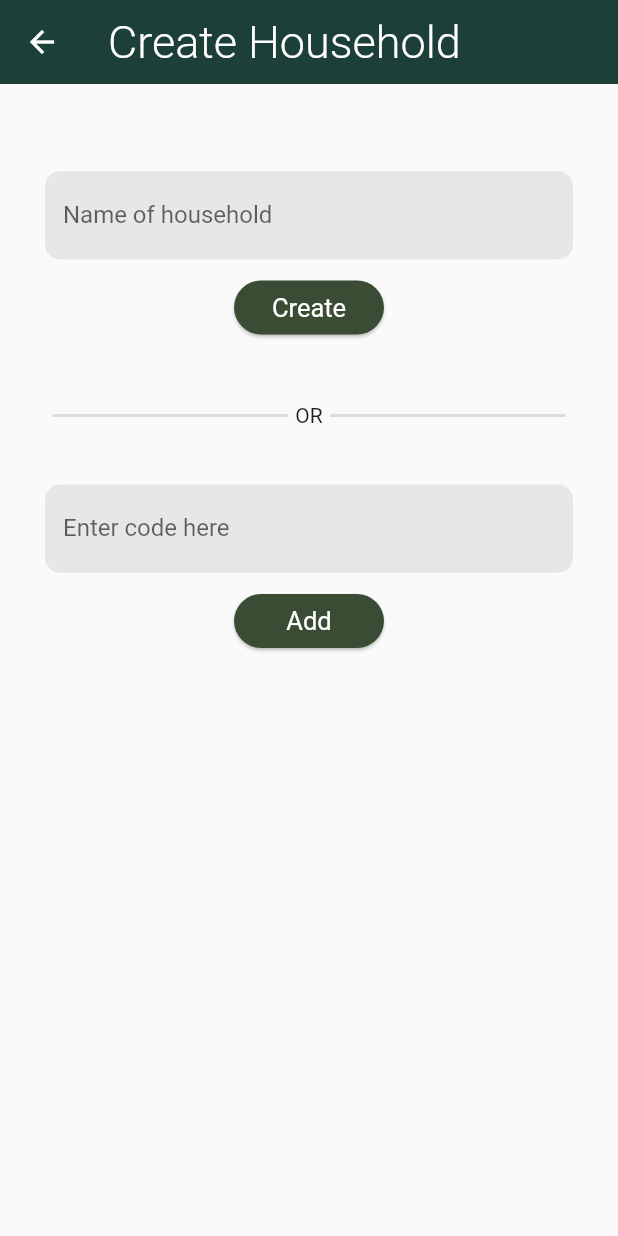
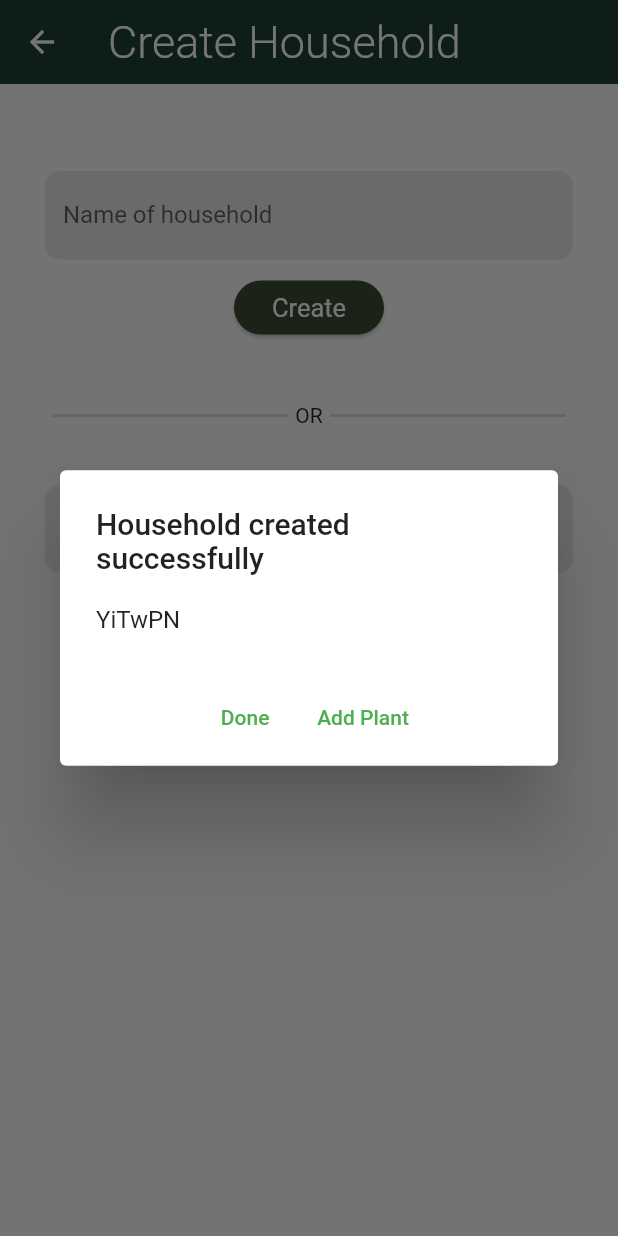
Before and after one commit to alastairrmcneill/plant-care-archive, a Flutter app: the AddHousehold screen opened directly, after a tap on "Create", on a phone screen of 412 x 824 dp. Run offline on Flutter 3.47's test engine with Material 2 defaults, Android fonts, the light colour scheme and no system bars; our stand-ins replace auto_size_text, cloud_firestore, community_material_icon, firebase_auth, firebase_core, flutter_speed_dial and 3 more; accounts and stored records are empty.

Commit message:
Added functionality to add household to user

```diff
--- a/lib/models/household_model.dart
+++ b/lib/models/household_model.dart
@@ -14,6 +14,17 @@ class Household {
   });
 
   // From JSON
+  static Household fromJSON(json) {
+    List<dynamic> members = json['members'];
+    List<String> newMembers = List<String>.from(members);
+
+    return Household(
+      uid: json['uid'] as String,
+      name: json['name'] as String,
+      code: json['code'] as String,
+      members: newMembers,
+    );
+  }
 
   // To JSON
   Map<String, Object> toJSON() {
--- a/lib/screens/home/add_household_screen.dart
+++ b/lib/screens/home/add_household_screen.dart
@@ -36,8 +36,13 @@ class _AddHouseholdState extends State<AddHousehold> {
             Container(
               width: 100,
               child: ElevatedButton(
-                onPressed: () {
-                  createHousehold(_nameController.text.trim());
+                onPressed: () async {
+                  String code = await createHousehold(_nameController.text.trim());
+                  showHouseholdAddedDialog(
+                    context: context,
+                    title: 'Household created successfully',
+                    message: code,
+                  );
                 },
                 child: const Text('Create'),
               ),
@@ -57,8 +62,14 @@ class _AddHouseholdState extends State<AddHousehold> {
             Container(
               width: 100,
               child: ElevatedButton(
-                onPressed: () {
-                  print('Add');
+                onPressed: () async {
+                  String code = _codeController.text.trim();
+                  String name = await addHousehold(code);
+                  showHouseholdAddedDialog(
+                    context: context,
+                    title: 'House added successfully',
+                    message: name,
+                  );
                 },
                 child: const Text('Add'),
               ),
--- a/lib/services/database_service.dart
+++ b/lib/services/database_service.dart
@@ -115,4 +115,22 @@ class HouseholdDatabaseService {
     });
     return returnString;
   }
+
+  // Read
+  static Future<Household> getHouseholdFromCode(String code) async {
+    Query query = _db.collection('Households').where('code', isEqualTo: code);
+    QuerySnapshot querySnapshot = await query.get();
+
+    List<Household> householdList = querySnapshot.docs.map((doc) => Household.fromJSON(doc)).toList();
+
+    return householdList[0];
+  }
+
+  // Update
+
+  static updateHousehold(Household household) async {
+    DocumentReference ref = _db.collection('Households').doc(household.uid);
+
+    ref.set(household.toJSON());
+  }
 }
--- a/lib/services/household_service.dart
+++ b/lib/services/household_service.dart
@@ -4,7 +4,7 @@ import 'package:plant_care/models/models.dart';
 
 import 'services.dart';
 
-Future<void> createHousehold(String name) async {
+Future<String> createHousehold(String name) async {
   // Get current User ID
   String userID = AuthService.getCurrentUser();
 
@@ -17,6 +17,27 @@ Future<void> createHousehold(String name) async {
   AppUser user = await UserDatabaseService.getUser(userID: userID);
   user.households.add(householdID);
   await UserDatabaseService.updateUser(user);
+
+  return code;
+}
+
+Future<String> addHousehold(String code) async {
+  // Get current User ID
+  String userID = AuthService.getCurrentUser();
+
+  // Get household
+  Household household = await HouseholdDatabaseService.getHouseholdFromCode(code);
+
+  // Update user
+  AppUser user = await UserDatabaseService.getUser(userID: userID);
+  user.households.add(household.uid!);
+  await UserDatabaseService.updateUser(user);
+
+  // Update household
+  household.members.add(userID);
+  await HouseholdDatabaseService.updateHousehold(household);
+
+  return household.name;
 }
 
 String randomString(int length) {
--- /dev/null
+++ b/lib/widgets/dialog_box_widget.dart
@@ -0,0 +1,67 @@
+import 'package:flutter/material.dart';
+
+// 1 button Dialog
+showAlertDialog(BuildContext context) {
+  // set up the button
+  Widget okButton = TextButton(
+    child: Text("OK"),
+    onPressed: () {
+      Navigator.of(context).pop();
+    },
+  );
+
+  // set up the AlertDialog
+  AlertDialog alert = AlertDialog(
+    title: Text("My title"),
+    content: Text("This is my message."),
+    actions: [
+      okButton,
+    ],
+  );
+
+  // show the dialog
+  showDialog(
+    context: context,
+    builder: (BuildContext context) {
+      return alert;
+    },
+  );
+}
+
+// 2 button Dialog
+
+showHouseholdAddedDialog({required BuildContext context, required String title, required String message}) {
+  // set up the buttons
+  Widget buttonOne = TextButton(
+    child: Text('Done'),
+    onPressed: () {
+      Navigator.of(context).pop();
+    },
+  );
+
+  Widget buttonTwo = TextButton(
+    child: Text('Add Plant'),
+    onPressed: () {
+      Navigator.of(context).pop();
+    },
+  );
+
+  // set up the AlertDialog
+  AlertDialog alert = AlertDialog(
+    title: Text(title),
+    content: Text(message),
+    actionsAlignment: MainAxisAlignment.center,
+    actions: [
+      buttonOne,
+      buttonTwo,
+    ],
+  );
+
+  // show the dialog
+  showDialog(
+    context: context,
+    builder: (BuildContext context) {
+      return alert;
+    },
+  );
+}
--- a/lib/widgets/widgets.dart
+++ b/lib/widgets/widgets.dart
@@ -5,3 +5,4 @@ export 'water_today_plant_tile.dart';
 export 'watering_time_widget.dart';
 export 'sunlight_widget.dart';
 export 'water_today_list_view.dart';
+export 'dialog_box_widget.dart';
```
